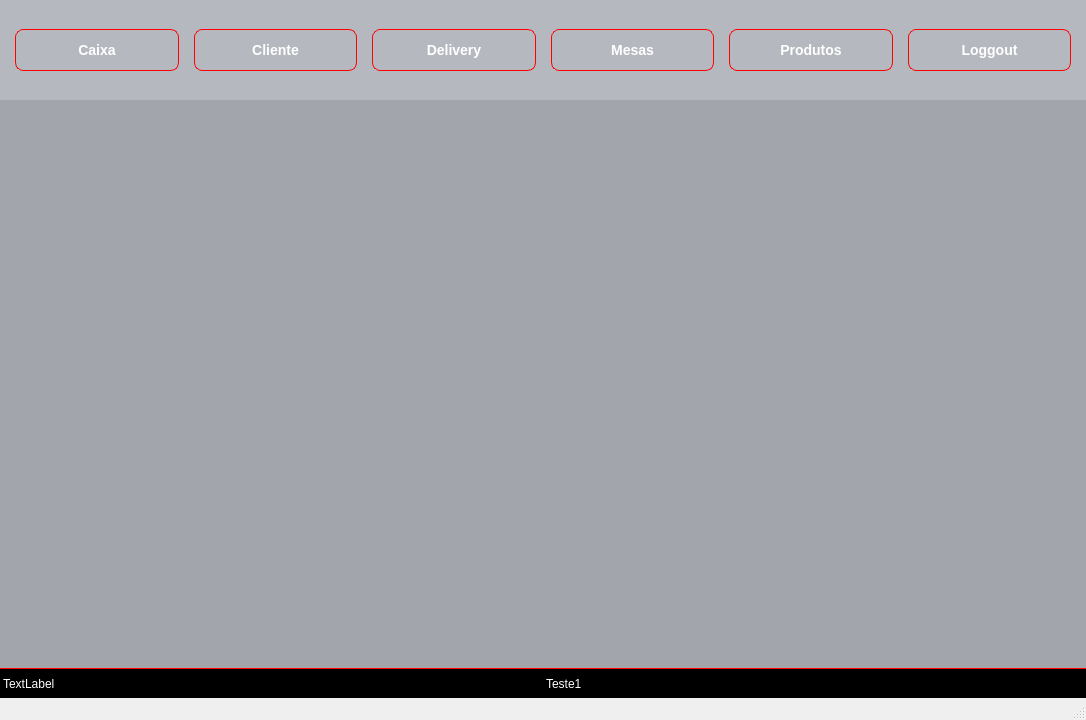
The window that desktop/window/unique.ui (hnmcano/unique) describes before a commit, drawn with Qt 5.
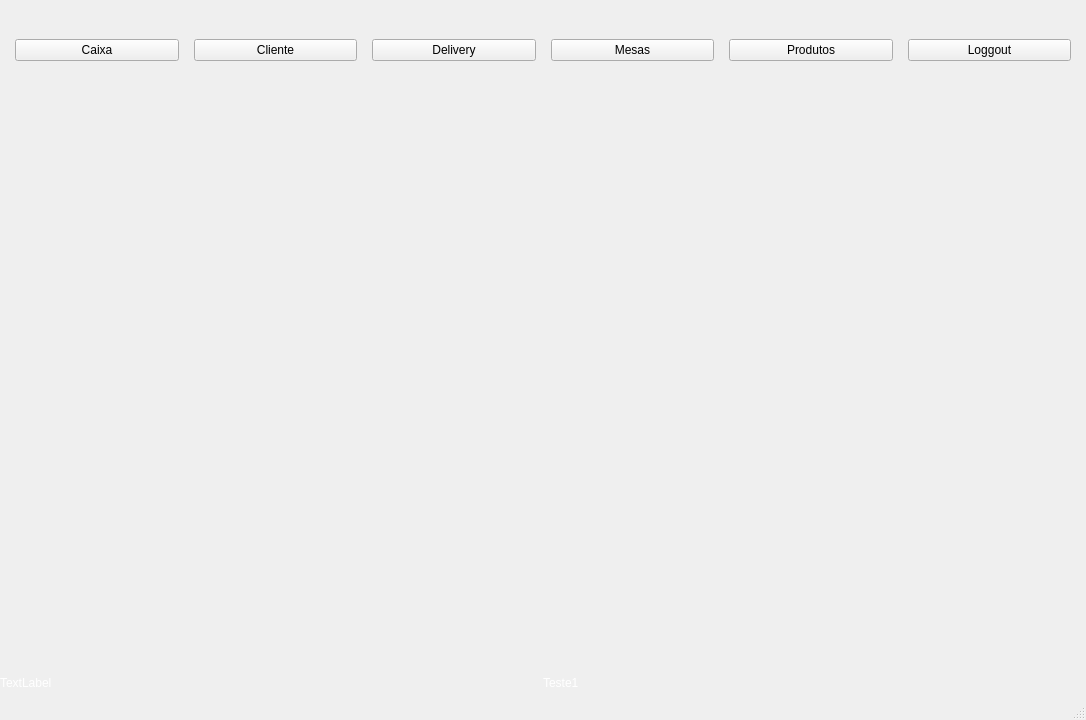
The same window after the commit. Icons and pictures are not drawn.

The edit to the form file:
```diff
--- a/desktop/window/unique.ui
+++ b/desktop/window/unique.ui
@@ -33,7 +33,7 @@
   </property>
   <widget class="QWidget" name="centralwidget">
    <property name="styleSheet">
-    <string notr="true">background-color: rgb(162, 165, 171);</string>
+    <string notr="true"/>
    </property>
    <layout class="QVBoxLayout" name="verticalLayout">
     <property name="spacing">
@@ -66,12 +66,7 @@
        </size>
       </property>
       <property name="styleSheet">
-       <string notr="true">QWidget {
-	
-	background-color: rgb(181, 184, 190);
-    
-    box-shadow: 0px 64px 64px rgba(0, 0, 0, 0);
-}</string>
+       <string notr="true"/>
       </property>
       <layout class="QHBoxLayout" name="horizontalLayout_2">
        <property name="spacing">
@@ -92,26 +87,7 @@
        <item>
         <widget class="QPushButton" name="btn_caixa">
          <property name="styleSheet">
-          <string notr="true">QPushButton {
-    background: qlineargradient(x1: 0, y1: 0, x2: 0, y2: 1,
-        stop: 0 #000000, stop: 1 #000000);
-    color: white;
-    border: 1px solid red;
-    padding: 12px 24px;
-    border-radius: 8px;
-    font-weight: bold;
-    font-size: 14px;
-}
-
-QPushButton:hover {
-    background: qlineargradient(x1: 0, y1: 0, x2: 0, y2: 1,
-        stop: 0 #4e4e4e, stop: 1 #4e4e4e);
-}
-
-QPushButton:pressed {
-    background: qlineargradient(x1: 0, y1: 0, x2: 0, y2: 1,
-        stop: 0 #1a5fb4, stop: 1 #4a00e0);
-}</string>
+          <string notr="true"/>
          </property>
          <property name="text">
           <string>Caixa</string>
@@ -130,26 +106,7 @@
        <item>
         <widget class="QPushButton" name="btn_clientes">
          <property name="styleSheet">
-          <string notr="true">QPushButton {
-    background: qlineargradient(x1: 0, y1: 0, x2: 0, y2: 1,
-        stop: 0 #000000, stop: 1 #000000);
-    color: white;
-    border: 1px solid red;
-    padding: 12px 24px;
-    border-radius: 8px;
-    font-weight: bold;
-    font-size: 14px;
-}
-
-QPushButton:hover {
-    background: qlineargradient(x1: 0, y1: 0, x2: 0, y2: 1,
-        stop: 0 #4e4e4e, stop: 1 #4e4e4e);
-}
-
-QPushButton:pressed {
-    background: qlineargradient(x1: 0, y1: 0, x2: 0, y2: 1,
-        stop: 0 #1a5fb4, stop: 1 #4a00e0);
-}</string>
+          <string notr="true"/>
          </property>
          <property name="text">
           <string>Cliente</string>
@@ -168,26 +125,7 @@
        <item>
         <widget class="QPushButton" name="btn_delivery">
          <property name="styleSheet">
-          <string notr="true">QPushButton {
-    background: qlineargradient(x1: 0, y1: 0, x2: 0, y2: 1,
-        stop: 0 #000000, stop: 1 #000000);
-    color: white;
-    border: 1px solid red;
-    padding: 12px 24px;
-    border-radius: 8px;
-    font-weight: bold;
-    font-size: 14px;
-}
-
-QPushButton:hover {
-    background: qlineargradient(x1: 0, y1: 0, x2: 0, y2: 1,
-        stop: 0 #4e4e4e, stop: 1 #4e4e4e);
-}
-
-QPushButton:pressed {
-    background: qlineargradient(x1: 0, y1: 0, x2: 0, y2: 1,
-        stop: 0 #1a5fb4, stop: 1 #4a00e0);
-}</string>
+          <string notr="true"/>
          </property>
          <property name="text">
           <string>Delivery</string>
@@ -206,26 +144,7 @@
        <item>
         <widget class="QPushButton" name="btn_mesas">
          <property name="styleSheet">
-          <string notr="true">QPushButton {
-    background: qlineargradient(x1: 0, y1: 0, x2: 0, y2: 1,
-        stop: 0 #000000, stop: 1 #000000);
-    color: white;
-    border: 1px solid red;
-    padding: 12px 24px;
-    border-radius: 8px;
-    font-weight: bold;
-    font-size: 14px;
-}
-
-QPushButton:hover {
-    background: qlineargradient(x1: 0, y1: 0, x2: 0, y2: 1,
-        stop: 0 #4e4e4e, stop: 1 #4e4e4e);
-}
-
-QPushButton:pressed {
-    background: qlineargradient(x1: 0, y1: 0, x2: 0, y2: 1,
-        stop: 0 #1a5fb4, stop: 1 #4a00e0);
-}</string>
+          <string notr="true"/>
          </property>
          <property name="text">
           <string>Mesas</string>
@@ -244,26 +163,7 @@
        <item>
         <widget class="QPushButton" name="btn_produtos">
          <property name="styleSheet">
-          <string notr="true">QPushButton {
-    background: qlineargradient(x1: 0, y1: 0, x2: 0, y2: 1,
-        stop: 0 #000000, stop: 1 #000000);
-    color: white;
-    border: 1px solid red;
-    padding: 12px 24px;
-    border-radius: 8px;
-    font-weight: bold;
-    font-size: 14px;
-}
-
-QPushButton:hover {
-    background: qlineargradient(x1: 0, y1: 0, x2: 0, y2: 1,
-        stop: 0 #4e4e4e, stop: 1 #4e4e4e);
-}
-
-QPushButton:pressed {
-    background: qlineargradient(x1: 0, y1: 0, x2: 0, y2: 1,
-        stop: 0 #1a5fb4, stop: 1 #4a00e0);
-}</string>
+          <string notr="true"/>
          </property>
          <property name="text">
           <string>Produtos</string>
@@ -282,26 +182,7 @@
        <item>
         <widget class="QPushButton" name="btn_loggout">
          <property name="styleSheet">
-          <string notr="true">QPushButton {
-    background: qlineargradient(x1: 0, y1: 0, x2: 0, y2: 1,
-        stop: 0 #000000, stop: 1 #000000);
-    color: white;
-    border: 1px solid red;
-    padding: 12px 24px;
-    border-radius: 8px;
-    font-weight: bold;
-    font-size: 14px;
-}
-
-QPushButton:hover {
-    background: qlineargradient(x1: 0, y1: 0, x2: 0, y2: 1,
-        stop: 0 #4e4e4e, stop: 1 #4e4e4e);
-}
-
-QPushButton:pressed {
-    background: qlineargradient(x1: 0, y1: 0, x2: 0, y2: 1,
-        stop: 0 #1a5fb4, stop: 1 #4a00e0);
-}</string>
+          <string notr="true"/>
          </property>
          <property name="text">
           <string>Loggout</string>
@@ -369,20 +250,7 @@
        </size>
       </property>
       <property name="styleSheet">
-       <string notr="true">QWidget {
-	background-color: rgb(0, 0, 0);
-    border-top: 1px solid red;
-    
-    /* Gradiente para profundidade */
-    background: qlineargradient(x1: 0, y1: 0, x2: 0, y2: 1,
-        stop: 0 #000000, 
-        stop: 0.5 #000000,
-        stop: 1 #000000);
-    
-    /* Sombra externa para efeito 3D */
-    box-shadow: 3px 3px 5px rgba(0, 0, 0, 0.2),
-                -1px -1px 2px rgba(255, 255, 255, 0.3);
-}</string>
+       <string notr="true"/>
       </property>
       <layout class="QHBoxLayout" name="horizontalLayout">
        <property name="spacing">
```
